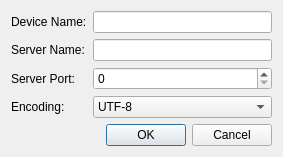
The window that src/tools/dcpterm/configdialog.ui (kbg/dcpclient) describes before a commit, drawn with Qt 5.
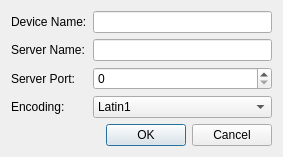
The same window after the commit.

Commit message: DcpTerm: Changed default encoding to Latin1

```diff
--- a/src/tools/dcpterm/configdialog.ui
+++ b/src/tools/dcpterm/configdialog.ui
@@ -74,7 +74,7 @@
       <widget class="QComboBox" name="comboEncoding">
        <item>
         <property name="text">
-         <string>UTF-8</string>
+         <string>Latin1</string>
         </property>
        </item>
        <item>
```
Left out of the diff: 2 changed lines with no effect on the pictures. The commit also changes 2 other files.
